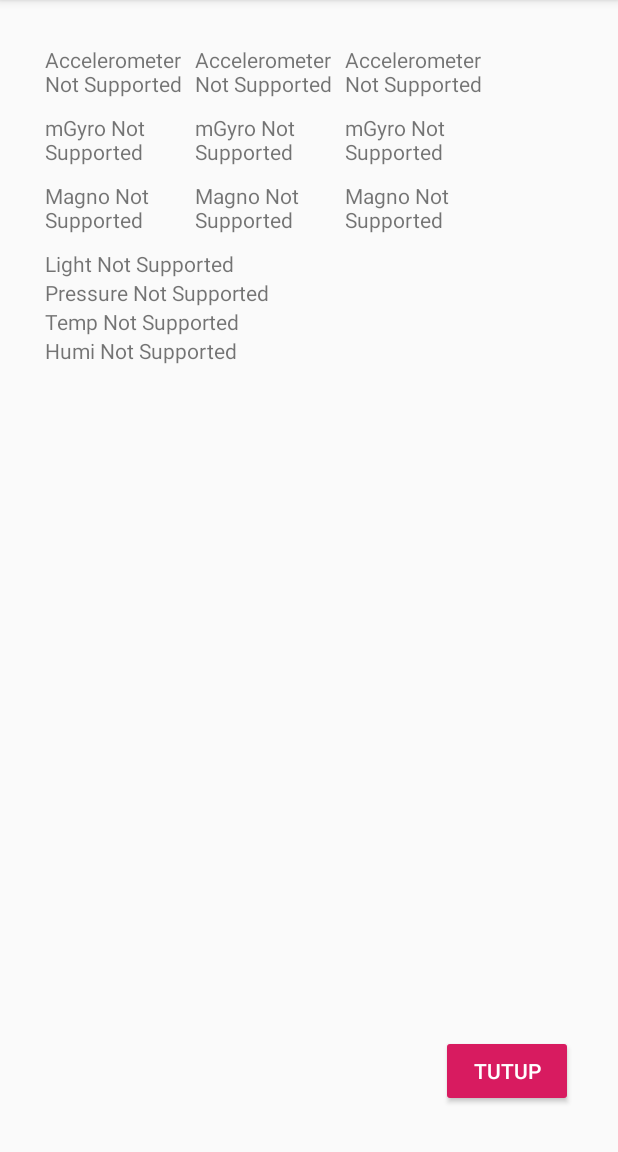
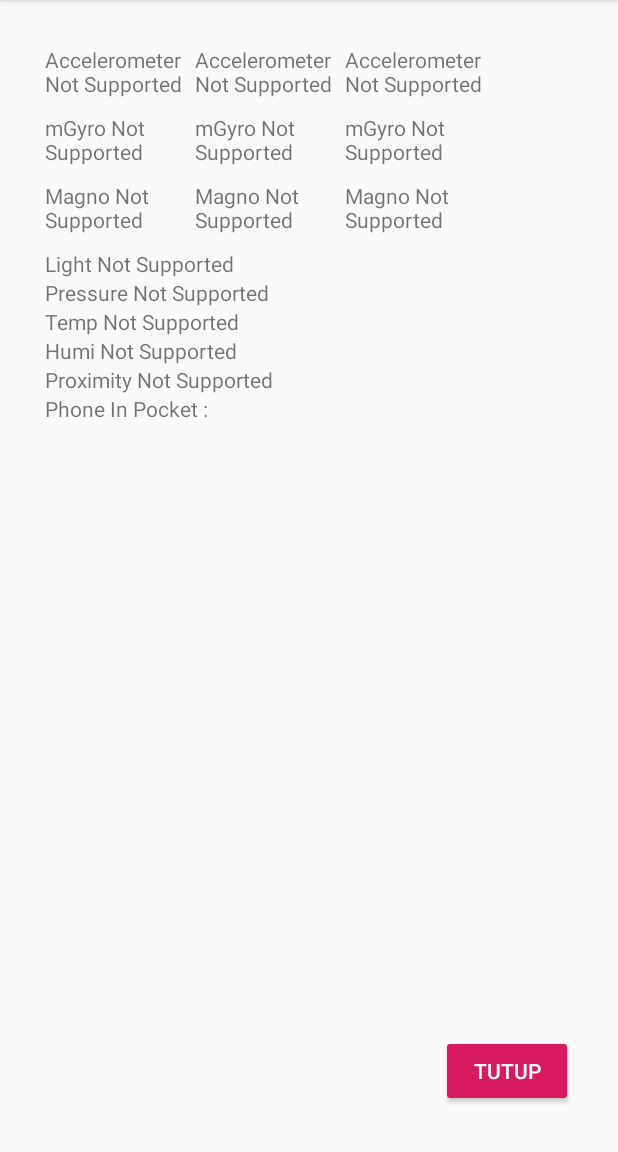
Before and after one commit to karinasraya/listsensor, an Android app: the MainActivity2 screen opened directly, with no data from a screen before it, on a phone screen of 412 x 824 dp, the part 84-1236 px from its top. Run offline under Robolectric (Android 15) with nearby library versions, the phone set to English and light mode, and no system bars.

Commit message:
Phone in pocket

```diff
--- a/app/src/main/java/com/example/sensor/MainActivity2.java
+++ b/app/src/main/java/com/example/sensor/MainActivity2.java
@@ -18,9 +18,10 @@ import com.example.sensor.R;
 public class MainActivity2 extends AppCompatActivity implements SensorEventListener {
     private static final String TAG = "MainActivity2";
     private SensorManager sensorManager;
-    private Sensor accelerometer,mGyro,mMagno,mLight,mPressure,mTemp,mHumi;
-    TextView xValue,yValue,zValue,xGyroValue,yGyroValue,zGyroValue,xMagnoValue,yMagnoValue,zMagnoValue,light,pressure,temp,humi;
+    private Sensor accelerometer,mGyro,mMagno,mLight,mPressure,mTemp,mHumi,proximity;
+    TextView xValue,yValue,zValue,xGyroValue,yGyroValue,zGyroValue,xMagnoValue,yMagnoValue,zMagnoValue,light,pressure,temp,humi,prox,pocket;
     private Button tutup;
+    float zval,yval,proxval,lightval;
 
     @Override
     protected void onCreate(Bundle savedInstanceState) {
@@ -44,6 +45,9 @@ public class MainActivity2 extends AppCompatActivity implements SensorEventListe
         pressure = (TextView) findViewById(R.id.pressure);
         temp = (TextView) findViewById(R.id.temp);
         humi = (TextView) findViewById(R.id.humi);
+        prox = (TextView)findViewById(R.id.proxi);
+        pocket = (TextView)findViewById(R.id.pocket);
+
         tutup = (Button)findViewById(R.id.tutup);
         tutup.setOnClickListener(operasi);
 
@@ -59,6 +63,15 @@ public class MainActivity2 extends AppCompatActivity implements SensorEventListe
             xValue.setText("Accelerometer Not Supported");
             yValue.setText("Accelerometer Not Supported");
             zValue.setText("Accelerometer Not Supported");
+        }
+
+        proximity = sensorManager.getDefaultSensor(Sensor.TYPE_PROXIMITY);
+        if(proximity != null){
+            sensorManager.registerListener(MainActivity2.this,proximity,SensorManager.SENSOR_DELAY_NORMAL);
+            Log.d(TAG, "onCreate: Registered Proximity listener");
+        }
+        else{
+            prox.setText("Proximity Not Supported");
         }
 
         mGyro = sensorManager.getDefaultSensor(Sensor.TYPE_GYROSCOPE);
@@ -143,6 +156,9 @@ public class MainActivity2 extends AppCompatActivity implements SensorEventListe
             xValue.setText("xValue : " + sensorEvent.values[0]);
             yValue.setText("yValue : " + sensorEvent.values[1]);
             zValue.setText("zValue : " + sensorEvent.values[2]);
+            yval = sensorEvent.values[1];
+            zval = sensorEvent.values[2];
+
         } else if(sensor.getType() == Sensor.TYPE_GYROSCOPE){
             xGyroValue.setText("xGValue : " + sensorEvent.values[0]);
             yGyroValue.setText("yGValue : " + sensorEvent.values[1]);
@@ -157,6 +173,7 @@ public class MainActivity2 extends AppCompatActivity implements SensorEventListe
         }
         else if(sensor.getType() == Sensor.TYPE_LIGHT){
             light.setText("Light : " + sensorEvent.values[0]);
+            lightval = sensorEvent.values[0];
 
         }
         else if(sensor.getType() == Sensor.TYPE_PRESSURE){
@@ -171,5 +188,19 @@ public class MainActivity2 extends AppCompatActivity implements SensorEventListe
             temp.setText("Temperature : " + sensorEvent.values[0]);
 
         }
+        else if (sensor.getType() == Sensor.TYPE_PROXIMITY){
+            prox.setText("Proximity : " + sensorEvent.values[0]);
+            proxval = sensorEvent.values[0];
+            detect();
+        }
+    }
+
+    public void detect(){
+        int inclination = (int) Math.round(Math.toDegrees(Math.acos(zval)));
+        if((proxval<1)&&(lightval<2)&&(yval<-0.6)&&( (inclination>75)||(inclination<100))){
+            pocket.setText("Yes");
+        } else {
+            pocket.setText("No");
+        }
     }
 }
--- a/app/src/main/res/layout/activity_main2.xml
+++ b/app/src/main/res/layout/activity_main2.xml
@@ -130,6 +130,25 @@
                 android:id="@+id/humi"
                 />
 
+        <TextView
+            android:layout_width="200sp"
+            android:layout_height="wrap_content"
+            android:id="@+id/proxi"
+            />
+
+        <TextView
+            android:layout_width="200sp"
+            android:layout_height="wrap_content"
+            android:text="Phone In Pocket : "
+            android:id="@+id/textview"
+            />
+
+        <TextView
+            android:layout_width="200sp"
+            android:layout_height="wrap_content"
+            android:id="@+id/pocket"
+            />
+
     </LinearLayout>
 
     <Button
```
